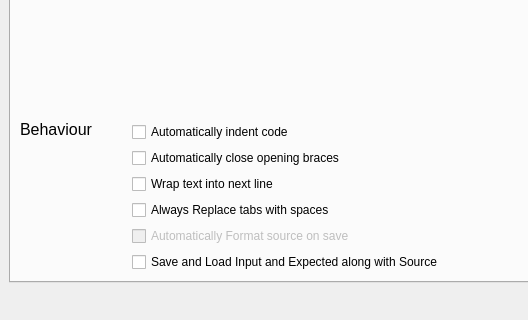
First picture: the form in ui/preferencewindow.ui, repository cpeditor/cpeditor, before the edit; both pictures show x 0 to 528 and y 280 to 600 of the 800 by 600 pixel window.
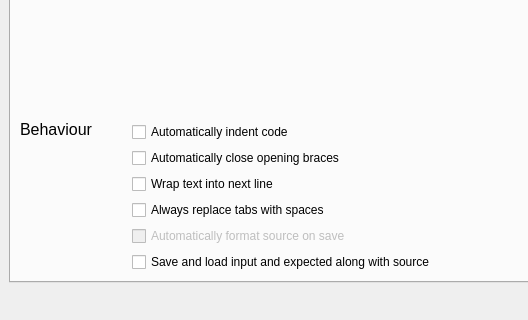
Second picture: the form after the edit. The open tabs and pages were chosen to show the change.

Commit message: chore(preferencewindow.ui): use lowercase letter in the middle of setting

What changed in the file:
```diff
--- a/ui/preferencewindow.ui
+++ b/ui/preferencewindow.ui
@@ -196,7 +196,7 @@
                 <item row="6" column="0">
                  <widget class="QCheckBox" name="tabs">
                   <property name="text">
-                   <string>Always Replace tabs with spaces</string>
+                   <string>Always replace tabs with spaces</string>
                   </property>
                  </widget>
                 </item>
@@ -210,7 +210,7 @@
                 <item row="8" column="0">
                  <widget class="QCheckBox" name="savetest">
                   <property name="text">
-                   <string>Save and Load Input and Expected along with Source</string>
+                   <string>Save and load input and expected along with source</string>
                   </property>
                  </widget>
                 </item>
@@ -220,7 +220,7 @@
                    <bool>false</bool>
                   </property>
                   <property name="text">
-                   <string>Automatically Format source on save</string>
+                   <string>Automatically format source on save</string>
                   </property>
                  </widget>
                 </item>
```
